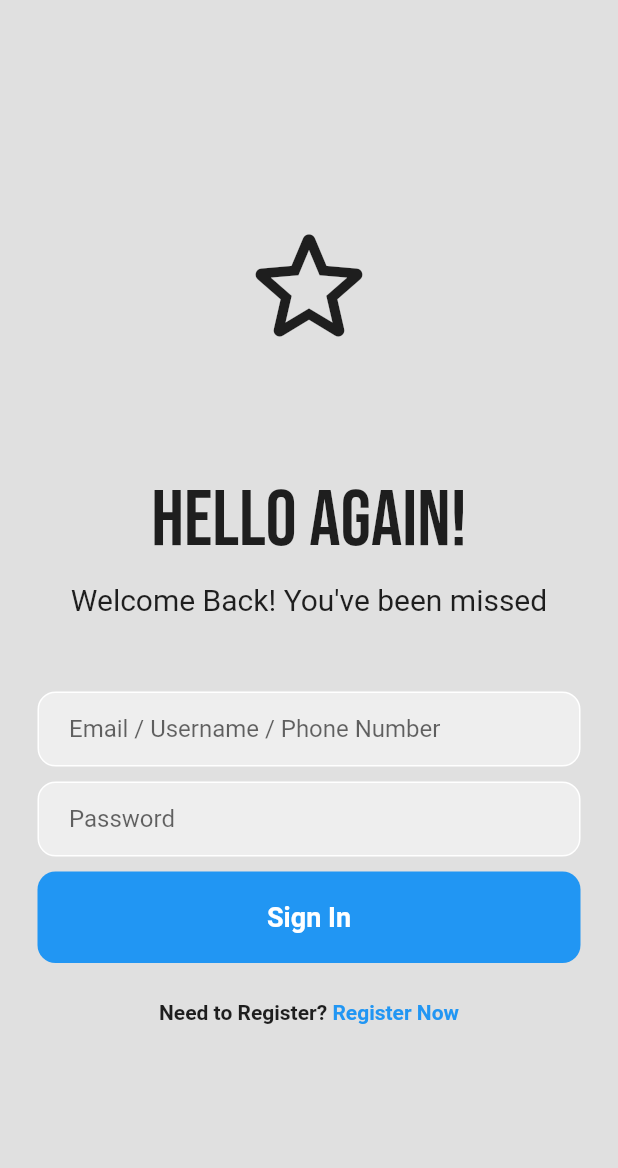
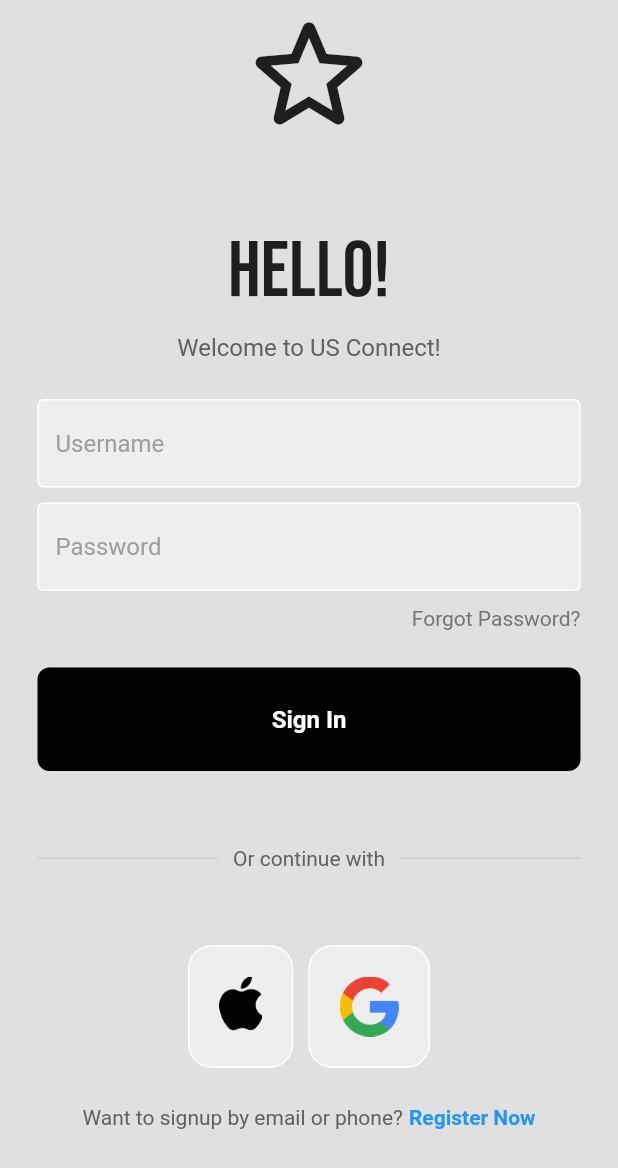
Before and after one commit to ustmrw/connect, a Flutter app: the screen it shows after launch, on a phone screen of 412 x 824 dp. Shown: the top 1168 px of the screen. Run offline on Flutter 3.47's test engine with Material 2 defaults, Android fonts, the phone set to English and light mode, and no system bars; our stand-ins replace flutter_bloc, google_fonts, google_nav_bar.

Commit message:
login page revised

```diff
--- /dev/null
+++ b/lib/components/my_button.dart
@@ -0,0 +1,32 @@
+import 'package:flutter/material.dart';
+
+class MyButton extends StatelessWidget {
+  final Function()? onTap;
+
+  const MyButton({super.key, required this.onTap});
+
+  @override
+  Widget build(BuildContext context) {
+    return GestureDetector(
+      onTap: onTap,
+      child: Container(
+        padding: const EdgeInsets.all(25),
+        margin: const EdgeInsets.symmetric(horizontal: 25),
+        decoration: BoxDecoration(
+          color: Colors.black,
+          borderRadius: BorderRadius.circular(8),
+        ),
+        child: const Center(
+          child: Text(
+            'Sign In',
+            style: TextStyle(
+              color: Colors.white,
+              fontWeight: FontWeight.bold,
+              fontSize: 16,
+            ),
+          ),
+        ),
+      ),
+    );
+  }
+}
--- /dev/null
+++ b/lib/components/my_textfield.dart
@@ -0,0 +1,36 @@
+import 'package:flutter/material.dart';
+
+class MyTextField extends StatelessWidget {
+  final controller;
+  final String hintText;
+  final bool obscureText;
+
+  const MyTextField({
+    super.key,
+    required this.controller,
+    required this.hintText,
+    required this.obscureText,
+  });
+
+  @override
+  Widget build(BuildContext context) {
+    return Padding(
+      padding: const EdgeInsets.symmetric(horizontal: 25.0),
+      child: TextField(
+        controller: controller,
+        obscureText: obscureText,
+        decoration: InputDecoration(
+            enabledBorder: const OutlineInputBorder(
+              borderSide: BorderSide(color: Colors.white),
+            ),
+            focusedBorder: OutlineInputBorder(
+              borderSide: BorderSide(color: Colors.grey.shade400),
+            ),
+            fillColor: Colors.grey.shade200,
+            filled: true,
+            hintText: hintText,
+            hintStyle: TextStyle(color: Colors.grey[500])),
+      ),
+    );
+  }
+}
--- /dev/null
+++ b/lib/components/square_tile.dart
@@ -0,0 +1,22 @@
+import 'package:flutter/material.dart';
+
+class SquareTile extends StatelessWidget {
+  final String imagePath;
+  const SquareTile({super.key, required this.imagePath});
+
+  @override
+  Widget build(BuildContext context) {
+    return Container(
+      padding: const EdgeInsets.all(20),
+      decoration: BoxDecoration(
+        border: Border.all(color: Colors.white),
+        borderRadius: BorderRadius.circular(16),
+        color: Colors.grey[200],
+      ),
+      child: Image.asset(
+        imagePath,
+        height: 40,
+      ),
+    );
+  }
+}
--- a/lib/homepage.dart
+++ b/lib/homepage.dart
@@ -15,7 +15,7 @@ class _HomePageState extends State<HomePage> {
   @override
   Widget build(BuildContext context) {
     return Scaffold(
-      body: ResponsiveLayout(
+      body: const ResponsiveLayout(
         mobileBody: MyMobileBody(),
         desktopBody: MyDesktopBody(),
       ),
@@ -32,7 +32,7 @@ class _HomePageState extends State<HomePage> {
             onTabChange: (index) {
               print(index);
             },
-            padding: EdgeInsets.all(16),
+            padding: const EdgeInsets.all(16),
             tabs: const [
               GButton(
                 icon: Icons.search,
--- a/lib/loginpage.dart
+++ b/lib/loginpage.dart
@@ -1,138 +1,154 @@
-// ignore_for_file: prefer_const_literals_to_create_immutables, prefer_const_constructors
-
+import 'package:connect/components/my_button.dart';
+import 'package:connect/components/my_textfield.dart';
+import 'package:connect/components/square_tile.dart';
 import 'package:flutter/material.dart';
 import 'package:google_fonts/google_fonts.dart';
 
-class LoginPage extends StatefulWidget {
-  const LoginPage({super.key});
+class LoginPage extends StatelessWidget {
+  LoginPage({super.key});
 
-  @override
-  State<LoginPage> createState() => _LoginPageState();
-}
+  final usernameController = TextEditingController();
+  final passwordController = TextEditingController();
 
-class _LoginPageState extends State<LoginPage> {
+  void signUserIn() {}
+
   @override
   Widget build(BuildContext context) {
     return Scaffold(
       backgroundColor: Colors.grey[300],
-        body: SafeArea(
+      body: SingleChildScrollView(
+        child: SafeArea(
           child: Center(
             child: Column(
               mainAxisAlignment: MainAxisAlignment.center,
               children: [
-                Icon(
+                const Icon(
                   Icons.star_outline_rounded,
                   size: 100,
                 ),
-                SizedBox(
-                  height: 75,
+                const SizedBox(
+                  height: 50,
                 ),
                 Text(
-                  'Hello Again!',
+                  'Hello!',
                   style: GoogleFonts.bebasNeue(
                     fontSize: 52,
                   ),
                 ),
-                SizedBox(
+                const SizedBox(
                   height: 10,
                 ),
                 Text(
-                  'Welcome Back! You\'ve been missed',
+                  'Welcome to US Connect!',
                   style: TextStyle(
-                    fontSize: 20,
+                    color: Colors.grey[700],
+                    fontSize: 16,
                   ),
                 ),
-                SizedBox(
+                const SizedBox(
+                  height: 25,
+                ),
+                MyTextField(
+                  controller: usernameController,
+                  hintText: 'Username',
+                  obscureText: false,
+                ),
+                const SizedBox(
+                  height: 10,
+                ),
+                MyTextField(
+                  controller: passwordController,
+                  hintText: 'Password',
+                  obscureText: true,
+                ),
+                const SizedBox(
+                  height: 10,
+                ),
+                Padding(
+                  padding: const EdgeInsets.symmetric(horizontal: 25.0),
+                  child: Row(
+                    mainAxisAlignment: MainAxisAlignment.end,
+                    children: [
+                      Text(
+                        'Forgot Password?',
+                        style: TextStyle(
+                          color: Colors.grey[600],
+                        ),
+                      ),
+                    ],
+                  ),
+                ),
+                const SizedBox(
+                  height: 25,
+                ),
+                MyButton(
+                  onTap: signUserIn,
+                ),
+                const SizedBox(
                   height: 50,
                 ),
                 Padding(
                   padding: const EdgeInsets.symmetric(horizontal: 25.0),
-                  child: Container(
-                    decoration: BoxDecoration(
-                      color: Colors.grey[200],
-                      border: Border.all(color: Colors.white),
-                      borderRadius: BorderRadius.circular(12),
-                    ),
-                    child: Padding(
-                      padding: const EdgeInsets.only(left: 20.0),
-                      child: TextField(
-                        decoration: InputDecoration(
-                          border: InputBorder.none,
-                          hintText: 'Email / Username / Phone Number',
+                  child: Row(
+                    children: [
+                      Expanded(
+                        child: Divider(
+                          thickness: 0.5,
+                          color: Colors.grey[400],
                         ),
                       ),
+                      Padding(
+                        padding: const EdgeInsets.symmetric(horizontal: 10.0),
+                        child: Text(
+                          'Or continue with',
+                          style: TextStyle(color: Colors.grey[700]),
                         ),
                       ),
-                ),
-                SizedBox(
-                  height: 10,
-                ),
-                Padding(
-                  padding: const EdgeInsets.symmetric(horizontal: 25.0),
-                  child: Container(
-                    decoration: BoxDecoration(
-                      color: Colors.grey[200],
-                      border: Border.all(color: Colors.white),
-                      borderRadius: BorderRadius.circular(12),
-                    ),
-                    child: Padding(
-                      padding: const EdgeInsets.only(left: 20.0),
-                      child: TextField(
-                        obscureText: true,
-                        decoration: InputDecoration(
-                          border: InputBorder.none,
-                          hintText: 'Password',
+                      Expanded(
+                        child: Divider(
+                          thickness: 0.5,
+                          color: Colors.grey[400],
                         ),
                       ),
+                    ],
                   ),
                 ),
+                const SizedBox(
+                  height: 50,
                 ),
+                const Row(
+                  mainAxisAlignment: MainAxisAlignment.center,
+                  children: [
+                    SquareTile(imagePath: 'lib/img/apple.png'),
                     SizedBox(
-                  height: 10,
+                      width: 10,
                     ),
-                Padding(
-                  padding: const EdgeInsets.symmetric(horizontal: 25.0),
-                  child: Container(
-                    padding: EdgeInsets.all(20),
-                    decoration: BoxDecoration(
-                      color: Colors.blue,
-                      borderRadius: BorderRadius.circular(12),
+                    SquareTile(imagePath: 'lib/img/G.png'),
+                  ],
                 ),
-                    child: Center(
-                        child: Text(
-                      'Sign In',
-                      style: TextStyle(
-                        color: Colors.white,
-                        fontWeight: FontWeight.bold,
-                        fontSize: 18,
-                      ),
-                    )),
-                  ),
-                ),
-                SizedBox(
+                const SizedBox(
                   height: 25,
                 ),
                 Row(
                   mainAxisAlignment: MainAxisAlignment.center,
                   children: [
                     Text(
-                      'Need to Register?',
+                      'Want to signup by email or phone?',
+                      style: TextStyle(color: Colors.grey[700]),
+                    ),
+                    const SizedBox(width: 4),
+                    const Text(
+                      'Register Now',
                       style: TextStyle(
-                        fontWeight: FontWeight.bold,
-                      ),
-                    ),
-                    Text(
-                      ' Register Now',
-                      style: TextStyle(
-                        color: Colors.blue,
-                        fontWeight: FontWeight.bold,
-                      ),
+                          color: Colors.blue, fontWeight: FontWeight.bold),
                     ),
                   ],
-                ),
+                )
               ],
             ),
           ),
-        ));
+        ),
+      ),
+    );
   }
 }
--- a/lib/main.dart
+++ b/lib/main.dart
@@ -1,6 +1,5 @@
+import 'loginpage.dart';
 import 'package:flutter/material.dart';
-import 'homepage.dart';
-import 'loginpage.dart';
 
 void main() {
   runApp(const MyApp());
@@ -11,7 +10,7 @@ class MyApp extends StatelessWidget {
 
   @override
   Widget build(BuildContext context) {
-    return const MaterialApp(
+    return MaterialApp(
       debugShowCheckedModeBanner: false,
       home: LoginPage(),
     );
--- a/lib/responsive/desktop_body.dart
+++ b/lib/responsive/desktop_body.dart
@@ -5,8 +5,8 @@ class MyDesktopBody extends StatelessWidget {
 
   @override
   Widget build(BuildContext context) {
-    return Scaffold(
-      backgroundColor: Colors.white,
+    return const Scaffold(
+      backgroundColor: Colors.black,
     );
   }
 }
--- a/lib/responsive/mobile_body.dart
+++ b/lib/responsive/mobile_body.dart
@@ -5,7 +5,7 @@ class MyMobileBody extends StatelessWidget {
 
   @override
   Widget build(BuildContext context) {
-    return Scaffold(
+    return const Scaffold(
       backgroundColor: Colors.black,
     );
   }
--- a/lib/responsive/responsive_layout.dart
+++ b/lib/responsive/responsive_layout.dart
@@ -4,7 +4,7 @@ class ResponsiveLayout extends StatelessWidget {
   final Widget mobileBody;
   final Widget desktopBody;
 
-  ResponsiveLayout({required this.mobileBody, required this.desktopBody});
+  const ResponsiveLayout({super.key, required this.mobileBody, required this.desktopBody});
 
   @override
   Widget build(BuildContext context) {
```
Also changed, not shown: pubspec.yaml (+2 -8 lines), lib/img/Apple_logo_black.svg (added), lib/img/G.png (added), lib/img/GL.png (added), lib/img/Google__G__Logo.svg (added), lib/img/apple.png (added), lib/img/appleL.png (added). Lines whose indentation alone changed are shown as unchanged.
